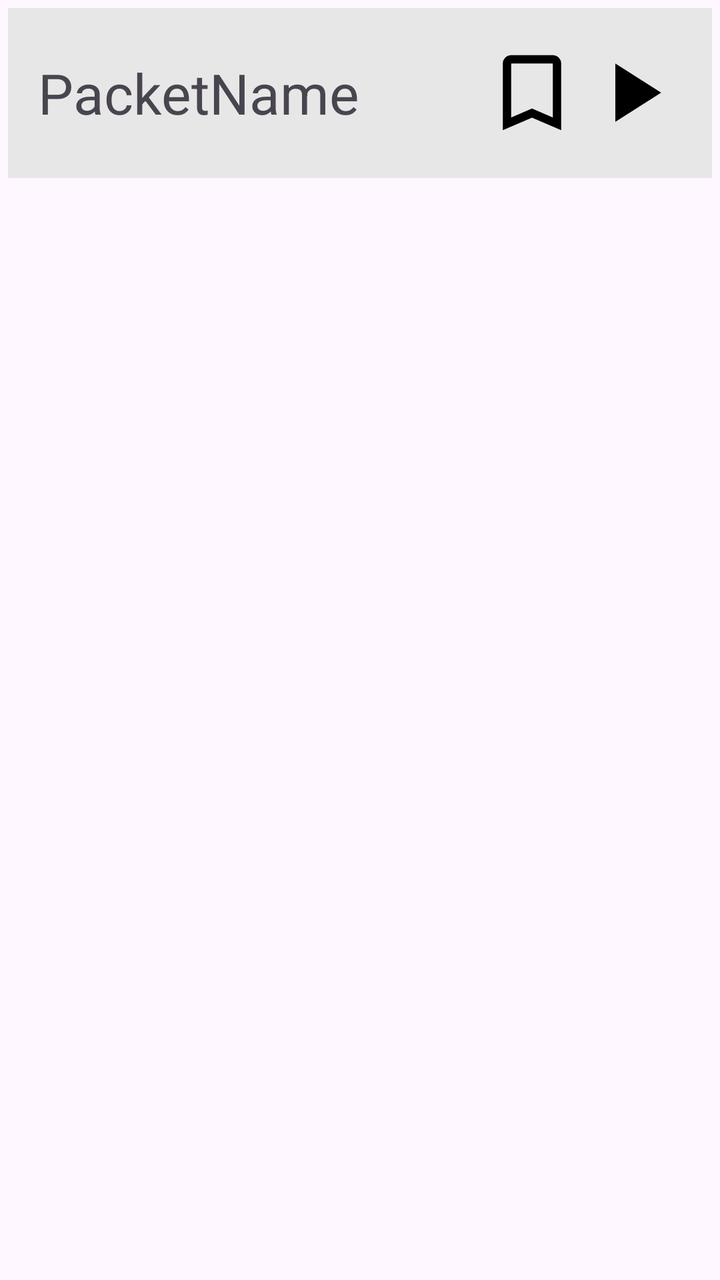
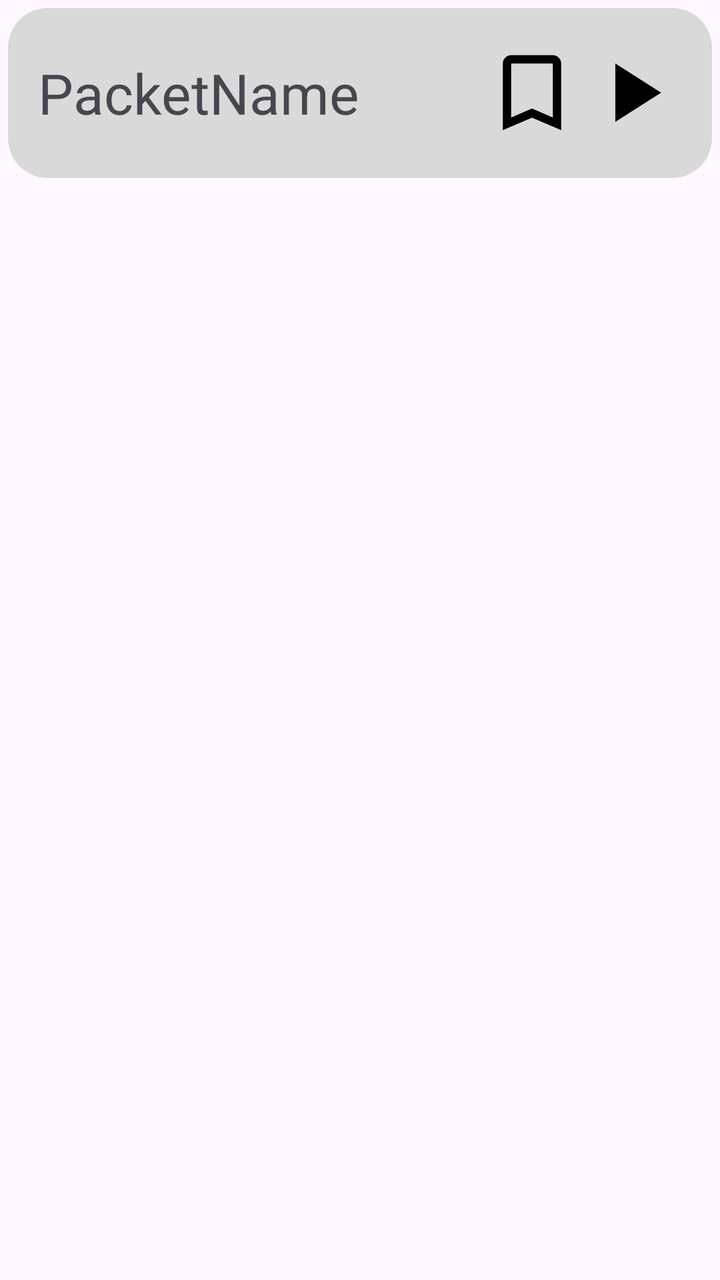

Two renders of the same Android screen: before a commit and after it. Below are the layout's source before the change and the commit's diff.
<!-- AndroidManifest.xml: application theme Theme.FGLearning -->
<!-- res/layout/item_package.xml -->
<?xml version="1.0" encoding="utf-8"?>
<layout xmlns:app="http://schemas.android.com/apk/res-auto"
    xmlns:android="http://schemas.android.com/apk/res/android">

    <data>
        <variable
            name="packageOne"
            type="com.example.fglearning.database.entity.Package" />
    </data>

    <LinearLayout
        android:layout_width="match_parent"
        android:layout_height="wrap_content"
        android:orientation="vertical"
        android:padding="4dp">
        
        <LinearLayout
            android:layout_width="match_parent"
            android:layout_height="85dp"
            android:background="#E7E7E7"
            android:orientation="horizontal"
            android:paddingStart="15dp"
            android:paddingEnd="15dp">

            <LinearLayout
                android:layout_width="wrap_content"
                android:layout_height="match_parent"
                android:orientation="vertical"
                android:layout_weight="1"
                android:gravity="center_vertical">
                
                <LinearLayout
                    android:layout_width="wrap_content"
                    android:layout_height="wrap_content"
                    android:orientation="horizontal"
                    android:gravity="center_vertical">
                    <TextView
                        android:id="@+id/packetNameText"
                        android:layout_width="wrap_content"
                        android:layout_height="wrap_content"
                        android:scrollbars="vertical"
                        android:text="PacketName"
                        android:textSize="28dp"/>
                    
                </LinearLayout>


























            </LinearLayout>

            <ImageView
                android:id="@+id/markButton"
                android:layout_width="50dp"
                android:layout_height="50dp"
                app:srcCompat="@drawable/bookmark"
                android:layout_gravity="center"/>
            <ImageView
                android:id="@+id/playButton"
                android:layout_width="50dp"
                android:layout_height="50dp"
                app:srcCompat="@drawable/play"
                android:layout_gravity="center"/>
            
            

        </LinearLayout>





    </LinearLayout>

</layout>
<!-- resources referenced by this layout -->
<resources>
  <!-- drawable bookmark (drawable) -->
  <vector xmlns:android="http://schemas.android.com/apk/res/android" android:height="24dp" android:tint="#000000" android:viewportHeight="960" android:viewportWidth="960" android:width="24dp">
        
      <path android:fillColor="@android:color/white" android:pathData="M200,840L200,200Q200,167 223.5,143.5Q247,120 280,120L680,120Q713,120 736.5,143.5Q760,167 760,200L760,840L480,720L200,840ZM280,718L480,632L680,718L680,200Q680,200 680,200Q680,200 680,200L280,200Q280,200 280,200Q280,200 280,200L280,718ZM280,200L280,200Q280,200 280,200Q280,200 280,200L680,200Q680,200 680,200Q680,200 680,200L680,200L480,200L280,200Z"/>
      
  </vector>
  <!-- drawable play (drawable) -->
  <vector xmlns:android="http://schemas.android.com/apk/res/android" android:height="24dp" android:tint="#000000" android:viewportHeight="24" android:viewportWidth="24" android:width="24dp">
        
      <path android:fillColor="@android:color/white" android:pathData="M8,5v14l11,-7z"/>
      
  </vector>
  <style name="Theme.FGLearning" parent="Base.Theme.FGLearning">
      </style>
  <style name="Base.Theme.FGLearning" parent="Theme.Material3.DayNight.NoActionBar">
      </style>
</resources>

<!-- the commit's change to res/layout/item_package.xml (unified diff, before → after) -->
@@ -17,7 +17,7 @@
         <LinearLayout
             android:layout_width="match_parent"
             android:layout_height="85dp"
-            android:background="#E7E7E7"
+            android:background="@drawable/shape_rounded"
             android:orientation="horizontal"
             android:paddingStart="15dp"
             android:paddingEnd="15dp">
<!-- resource entries referenced after the edit -->
@@ -12,8 +12,23 @@
       <path android:fillColor="@android:color/white" android:pathData="M8,5v14l11,-7z"/>
       
   </vector>
+  <!-- drawable shape_rounded (drawable) -->
+  <?xml version="1.0" encoding="utf-8"?>
+  <shape xmlns:android="http://schemas.android.com/apk/res/android"
+      android:shape="rectangle">
+  
+      <solid android:color="@color/light_gray" />
+      
+      <corners android:radius="20dp" />
+      <padding
+          android:left="4dp"
+          android:top="4dp"
+          android:right="4dp"
+          android:bottom="4dp" />
+  </shape>
   <style name="Theme.FGLearning" parent="Base.Theme.FGLearning">
       </style>
+  <color name="light_gray">#D9D9D9</color>
   <style name="Base.Theme.FGLearning" parent="Theme.Material3.DayNight.NoActionBar">
       </style>
 </resources>
